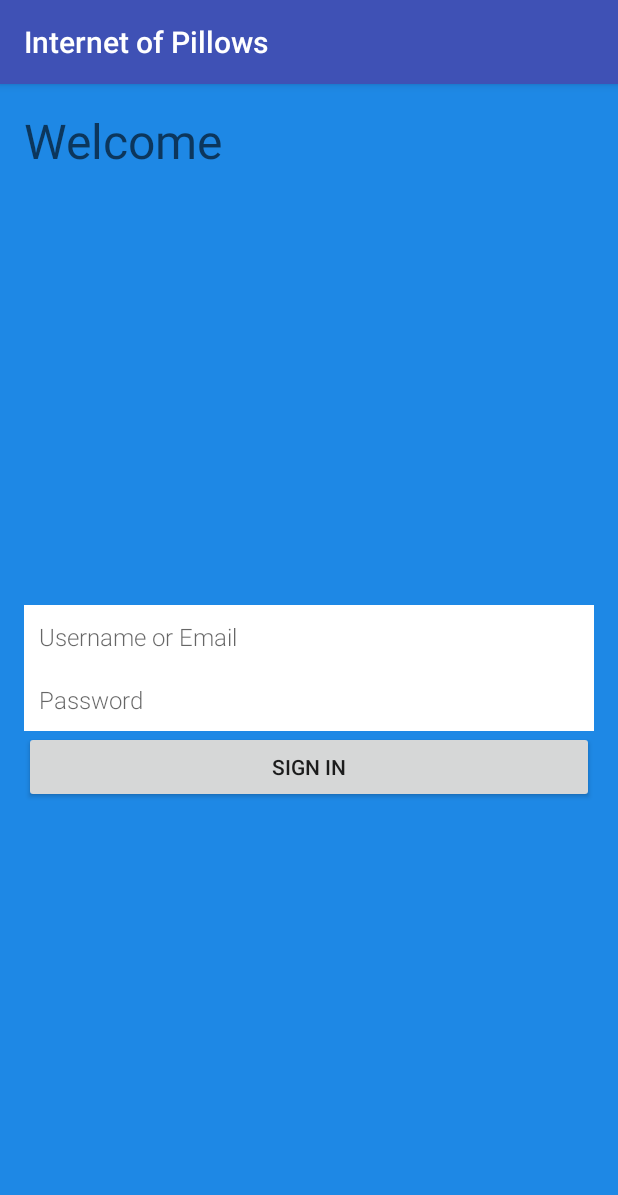
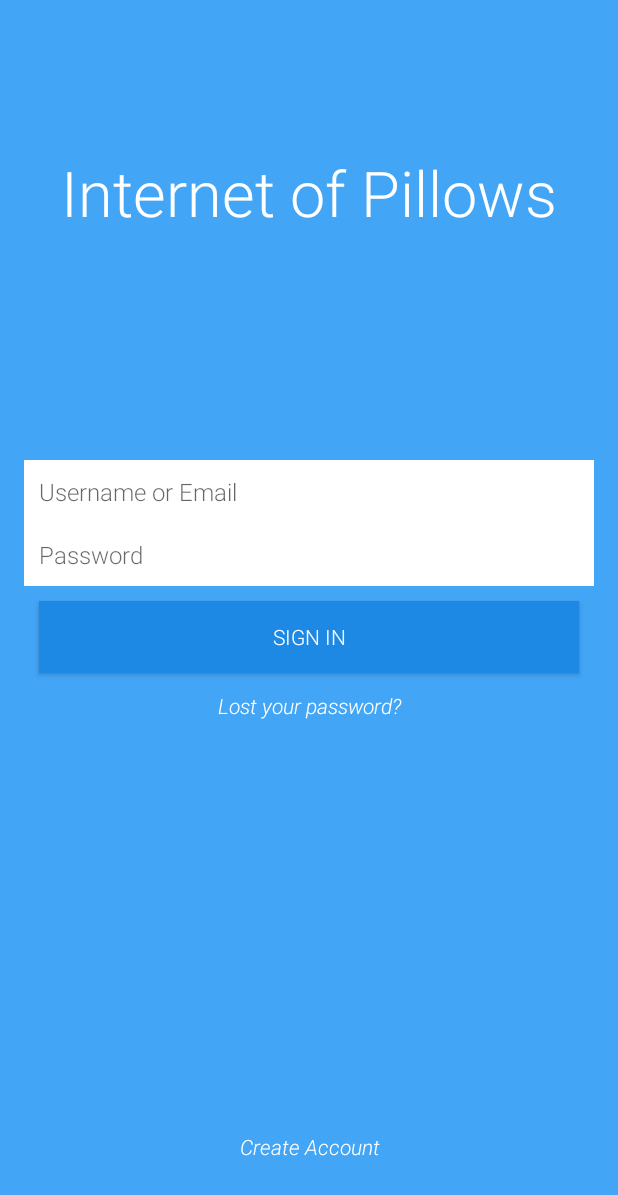
Before and after one commit to g-suraj/ICHack2017, an Android app: the screen it shows after launch (MainActivity), on a phone screen of 412 x 824 dp. Shown: the top 1195 px of the screen. Run offline under Robolectric (Android 15) with nearby library versions, the phone set to English and light mode, and no system bars.

Commit message:
Final login screen markup, no behaviour defined

```diff
--- a/IoP/app/src/main/AndroidManifest.xml
+++ b/IoP/app/src/main/AndroidManifest.xml
@@ -7,7 +7,7 @@
         android:icon="@mipmap/ic_launcher"
         android:label="@string/app_name"
         android:supportsRtl="true"
-        android:theme="@style/AppTheme">
+        android:theme="@style/AppTheme_noTitle.">
 
         <activity android:name=".MainActivity">
             <intent-filter>
--- a/IoP/app/src/main/java/ioichack2017/github/httpscontactgsuraj/iop/MainActivity.java
+++ b/IoP/app/src/main/java/ioichack2017/github/httpscontactgsuraj/iop/MainActivity.java
@@ -1,12 +1,17 @@
 package ioichack2017.github.httpscontactgsuraj.iop;
 
+import android.graphics.Color;
+import android.support.v4.widget.TextViewCompat;
 import android.support.v7.app.AppCompatActivity;
 import android.os.Bundle;
+import android.widget.TextView;
 
 public class MainActivity extends AppCompatActivity {
 
     @Override
     protected void onCreate(Bundle savedInstanceState) {
+        //TextView t = (TextView)findViewById(R.id.welcome);
+        //t.setTextColor(Color.WHITE);
         super.onCreate(savedInstanceState);
         setContentView(R.layout.activity_main);
     }
--- a/IoP/app/src/main/res/layout/activity_main.xml
+++ b/IoP/app/src/main/res/layout/activity_main.xml
@@ -2,53 +2,91 @@
 
 <LinearLayout xmlns:android="http://schemas.android.com/apk/res/android"
     xmlns:tools="http://schemas.ajkndroid.com/tools"
-    android:background="@color/bg"
     android:layout_width="match_parent"
     android:layout_height="match_parent"
+    android:background="@color/bg"
     android:orientation="vertical"
     android:paddingLeft="16dp"
     android:paddingRight="16dp">
 
     <TextView
-        android:id="@+id/edit_message"
+        android:id="@+id/welcome"
         android:layout_width="match_parent"
         android:layout_height="wrap_content"
-        android:hint="@string/welcome"
-        android:paddingTop="16dp"
-        android:textSize="32sp" />
+        android:fontFamily="sans-serif-light"
+        android:gravity="center"
+        android:paddingTop="100dp"
+        android:text="@string/welcome"
+        android:textColor="#ffffff"
+        android:textSize="42sp" />
 
     <LinearLayout xmlns:android="http://schemas.android.com/apk/res/android"
         xmlns:tools="http://schemas.ajkndroid.com/tools"
+        android:paddingTop="150dp"
         android:layout_width="match_parent"
-        android:layout_height="match_parent"
+        android:layout_height="wrap_content"
+        android:gravity="center_vertical"
         android:orientation="vertical"
-        android:gravity="center_vertical"
         android:paddingRight="0dp">
 
         <EditText
-            android:fontFamily="sans-serif-light"
+            android:id="@+id/editText2"
             style="@style/FullWidthEditText"
-            android:id="@+id/editText2"
             android:layout_width="match_parent"
             android:layout_height="wrap_content"
+            android:fontFamily="sans-serif-light"
             android:hint="@string/username" />
 
         <EditText
-            android:fontFamily="sans-serif-light"
+            android:id="@+id/editText1"
             style="@style/FullWidthEditText"
-            android:id="@+id/editText1"
             android:layout_width="match_parent"
             android:layout_height="wrap_content"
-            android:paddingBottom="10dp"
-            android:hint="@string/password" />
+            android:fontFamily="sans-serif-light"
+            android:hint="@string/password"
+            android:paddingBottom="10dp" />
 
         <Button
             android:id="@+id/button"
             android:layout_width="match_parent"
             android:layout_height="wrap_content"
+            android:layout_margin="10sp"
+            android:fontFamily="sans-serif-light"
+            android:background="@color/_600"
             android:onClick="login"
+            android:textColor="#ffffff"
             android:text="@string/signIn" />
 
+        <TextView
+            android:id="@+id/forgot"
+            android:paddingTop="2sp"
+            android:paddingBottom="2sp"
+            android:layout_width="match_parent"
+            android:layout_height="wrap_content"
+            android:fontFamily="sans-serif-light"
+            android:gravity="center"
+            android:text="@string/forgot"
+            android:textColor="#ffffff"
+            android:textStyle="italic"
+            android:textSize="14sp" />
+
     </LinearLayout>
+    <RelativeLayout
+        android:layout_width="match_parent"
+        android:layout_height="match_parent">
+        <TextView
+            android:id="@+id/register"
+            android:layout_alignParentBottom="true"
+            android:paddingTop="2sp"
+            android:paddingBottom="50sp"
+            android:layout_width="match_parent"
+            android:layout_height="wrap_content"
+            android:fontFamily="sans-serif-light"
+            android:gravity="center"
+            android:text="@string/Register"
+            android:textColor="#ffffff"
+            android:textStyle="italic"
+            android:textSize="14sp" />
+    </RelativeLayout>
 
 </LinearLayout>
--- a/IoP/app/src/main/res/values/strings.xml
+++ b/IoP/app/src/main/res/values/strings.xml
@@ -1,10 +1,14 @@
 <resources>
-    <color name="bg">#1E88E5</color>
+    <color name="bg">#42A5F5</color>
+    <color name="_600">#1E88E5</color>
+    <color name="_50">#E3F2FD</color>
     <color name="white">#FFFFFF</color>
 
     <string name="app_name">Internet of Pillows</string>
-    <string name="welcome">Welcome</string>
+    <string name="welcome">Internet of Pillows</string>
     <string name="signIn">Sign In</string>
     <string name="username">Username or Email</string>
     <string name="password">Password</string>
+    <string name="forgot">Lost your password?</string>
+    <string name="Register">Create Account</string>
 </resources>
--- a/IoP/app/src/main/res/values/styles.xml
+++ b/IoP/app/src/main/res/values/styles.xml
@@ -1,11 +1,12 @@
 <resources>
 
     <!-- Base application theme. -->
-    <style name="AppTheme" parent="Theme.AppCompat.Light.DarkActionBar">
+    <style name="AppTheme" parent="Theme.AppCompat.DayNight.DarkActionBar">
         <!-- Customize your theme here. -->
         <item name="colorPrimary">@color/colorPrimary</item>
         <item name="colorPrimaryDark">@color/colorPrimaryDark</item>
         <item name="colorAccent">@color/colorAccent</item>
+
     </style>
 
     <style name="AppTheme_noTitle." parent="Theme.AppCompat.Light.NoActionBar">
```
